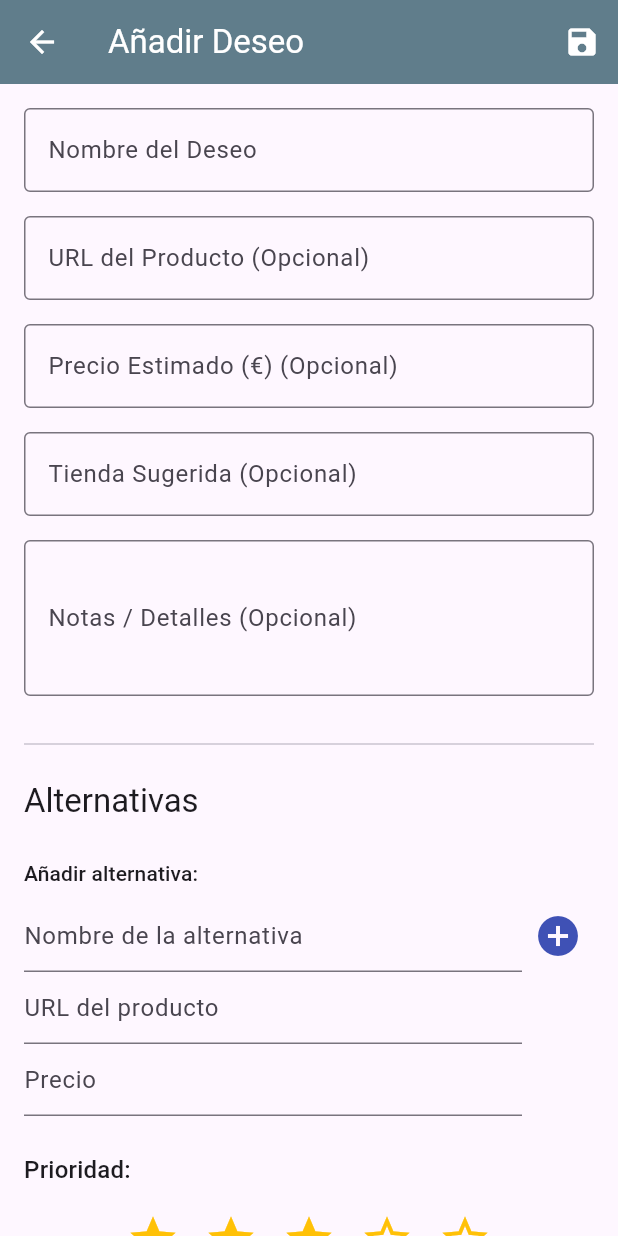
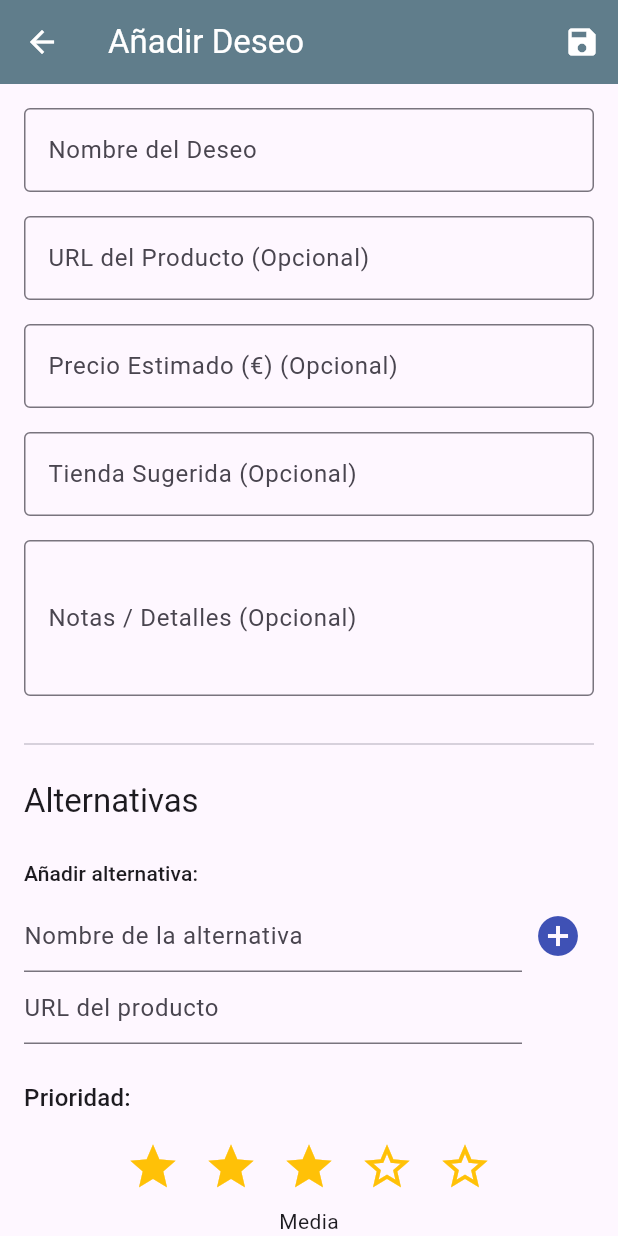
Before and after one commit to cristo-csc-dev/luia, a Flutter app: the AddWishScreen screen opened directly, on a phone screen of 412 x 824 dp. Run offline on Flutter 3.47's test engine with Material 3 defaults, Android fonts, the phone set to English and light mode, and no system bars; our stand-ins replace cached_network_image, cloud_firestore, cloud_functions, firebase_auth, firebase_core, firebase_storage and 2 more; missing offline and left inert: flutter_inappwebview; accounts and stored records are empty; statements that could not run were skipped.

```diff
--- a/lib/screens/home_screen.dart
+++ b/lib/screens/home_screen.dart
@@ -9,16 +9,11 @@ import 'package:flutter/services.dart';
 import 'package:go_router/go_router.dart';
 import 'package:luia/auth/user_auth.dart';
 import 'package:luia/dao/notification_dao.dart';
-import 'package:luia/dao/user_dao.dart';
-import 'package:luia/dao/wish_list_dao.dart';
 import 'package:luia/intent/android_intent.dart';
-import 'package:luia/models/contact.dart';
 import 'package:luia/models/wish_item.dart';
 import 'package:luia/models/wish_list.dart';
 import 'package:luia/screens/notification/notification_list_screen.dart';
 import 'package:luia/screens/wish/add_wish_screen.dart';
-import 'package:luia/screens/contacts/friend_list_overview_screen.dart';
-import 'package:luia/widgets/contact_avatar.dart';
 import 'package:luia/widgets/compact_wish_card.dart';
 
 class HomeScreen extends StatefulWidget {
--- a/lib/screens/wish/add_wish_screen.dart
+++ b/lib/screens/wish/add_wish_screen.dart
@@ -387,14 +387,6 @@ class _AddWishScreenState extends State<AddWishScreen> {
                                       isDense: true,
                                     ),
                                   ),
-                                  TextField(
-                                    controller: _newStorePriceController,
-                                    decoration: const InputDecoration(
-                                      labelText: 'Precio',
-                                      isDense: true,
-                                    ),
-                                    keyboardType: const TextInputType.numberWithOptions(decimal: true),
-                                  ),
                                 ],
                               ),
                             ),
--- a/lib/widgets/compact_wish_card.dart
+++ b/lib/widgets/compact_wish_card.dart
@@ -22,7 +22,7 @@ class CompactWishCard extends StatelessWidget {
       child: InkWell(
         onTap: () {
           // Navegar al detalle del deseo
-          context.go('/global/${wishItem.id}/detail');
+          context.go('/home/global/${wishItem.id}/detail');
         },
         borderRadius: BorderRadius.circular(12),
         child: Padding(
```
Also changed, not shown: lib/screens/wish/wish_detail_screen.dart (+0 -10 lines).
